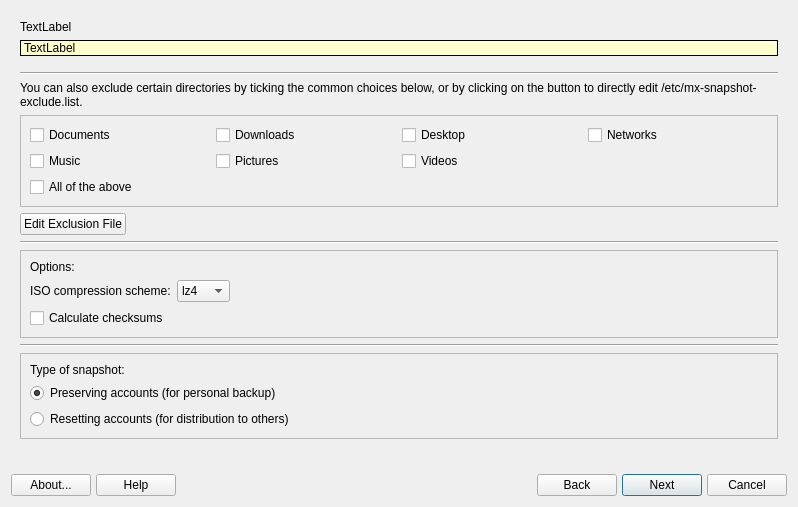
First picture: the form in mainwindow.ui, repository AdrianTM/mx-snapshot, before the edit.
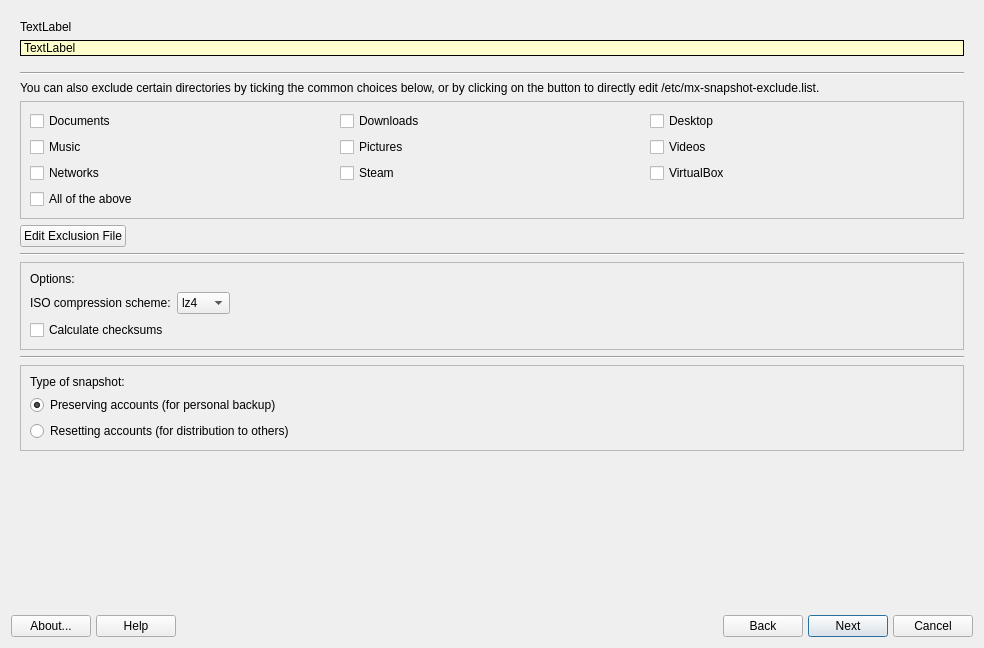
Second picture: the form after the edit. Icons and pictures are not drawn.

Commit message: exclude Steam and VirtualBox folders through the GUI interface

```diff
--- a/mainwindow.ui
+++ b/mainwindow.ui
@@ -6,8 +6,8 @@
    <rect>
     <x>0</x>
     <y>0</y>
-    <width>798</width>
-    <height>507</height>
+    <width>984</width>
+    <height>648</height>
    </rect>
   </property>
   <property name="windowTitle">
@@ -295,20 +295,6 @@
           <number>1</number>
          </property>
          <layout class="QGridLayout" name="gridLayout">
-          <item row="1" column="1">
-           <widget class="QCheckBox" name="excludeDownloads">
-            <property name="text">
-             <string>Downloads</string>
-            </property>
-           </widget>
-          </item>
-          <item row="1" column="0">
-           <widget class="QCheckBox" name="excludeDocuments">
-            <property name="text">
-             <string>Documents</string>
-            </property>
-           </widget>
-          </item>
           <item row="2" column="1">
            <widget class="QCheckBox" name="excludePictures">
             <property name="text">
@@ -316,6 +302,16 @@
             </property>
            </widget>
           </item>
+          <item row="3" column="1">
+           <widget class="QCheckBox" name="excludeSteam">
+            <property name="text">
+             <string notr="true">Steam</string>
+            </property>
+            <property name="checked">
+             <bool>false</bool>
+            </property>
+           </widget>
+          </item>
           <item row="2" column="0">
            <widget class="QCheckBox" name="excludeMusic">
             <property name="text">
@@ -323,21 +319,52 @@
             </property>
            </widget>
           </item>
-          <item row="1" column="2">
+          <item row="4" column="0">
+           <widget class="QCheckBox" name="excludeAll">
+            <property name="text">
+             <string>All of the above</string>
+            </property>
+           </widget>
+          </item>
+          <item row="1" column="0">
+           <widget class="QCheckBox" name="excludeDocuments">
+            <property name="text">
+             <string>Documents</string>
+            </property>
+           </widget>
+          </item>
+          <item row="1" column="1">
+           <widget class="QCheckBox" name="excludeDownloads">
+            <property name="text">
+             <string>Downloads</string>
+            </property>
+           </widget>
+          </item>
+          <item row="1" column="3">
            <widget class="QCheckBox" name="excludeDesktop">
             <property name="text">
              <string>Desktop</string>
             </property>
            </widget>
           </item>
-          <item row="2" column="2">
+          <item row="2" column="3">
            <widget class="QCheckBox" name="excludeVideos">
             <property name="text">
              <string>Videos</string>
             </property>
            </widget>
           </item>
-          <item row="1" column="3">
+          <item row="3" column="3">
+           <widget class="QCheckBox" name="excludeVirtualBox">
+            <property name="text">
+             <string notr="true">VirtualBox</string>
+            </property>
+            <property name="checked">
+             <bool>false</bool>
+            </property>
+           </widget>
+          </item>
+          <item row="3" column="0">
            <widget class="QCheckBox" name="excludeNetworks">
             <property name="statusTip">
              <string>exclude network configurations</string>
@@ -347,13 +374,6 @@
             </property>
            </widget>
           </item>
-          <item row="3" column="0">
-           <widget class="QCheckBox" name="excludeAll">
-            <property name="text">
-             <string>All of the above</string>
-            </property>
-           </widget>
-          </item>
          </layout>
         </widget>
        </item>
```
Left out of the diff: 113 changed lines with no effect on the pictures. The commit also changes 7 other files.
